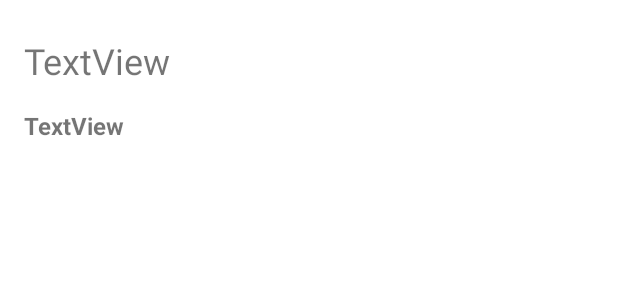
After one commit to fummicc1-lit/AndroidSearchViewSample, an Android app: the layout item_qiita.xml on its own in the app's theme, with its tools: preview values and no code run, on a phone screen of 412 x 824 dp. The commit adds this screen. Shown: the top 300 px of the screen. Run offline under Robolectric (Android 15) with nearby library versions, the phone set to English and light mode, and no system bars.

Commit message:
feat: searchView

```diff
--- a/app/build.gradle
+++ b/app/build.gradle
@@ -1,6 +1,7 @@
 plugins {
     id 'com.android.application'
     id 'kotlin-android'
+    id 'kotlin-kapt'
 }
 
 android {
@@ -22,6 +23,10 @@ android {
             minifyEnabled false
             proguardFiles getDefaultProguardFile('proguard-android-optimize.txt'), 'proguard-rules.pro'
         }
+    }
+
+    buildFeatures {
+        dataBinding true
     }
     compileOptions {
         sourceCompatibility JavaVersion.VERSION_1_8
@@ -53,4 +58,5 @@ dependencies {
 
     // Coroutines
     implementation 'org.jetbrains.kotlinx:kotlinx-coroutines-core:1.4.2'
+    implementation 'org.jetbrains.kotlinx:kotlinx-coroutines-android:1.4.2'
 }
--- a/app/src/main/java/dev/fummicc1/lit/androidsearchviewsample/DatabaseTable.kt
+++ /dev/null
@@ -1,6 +0,0 @@
-package dev.fummicc1.lit.androidsearchviewsample
-
-import android.content.Context
-
-class DatabaseTable(context: Context) {
-}
--- /dev/null
+++ b/app/src/main/res/layout/item_qiita.xml
@@ -0,0 +1,34 @@
+<?xml version="1.0" encoding="utf-8"?>
+<androidx.constraintlayout.widget.ConstraintLayout
+    xmlns:android="http://schemas.android.com/apk/res/android"
+    xmlns:app="http://schemas.android.com/apk/res-auto"
+    xmlns:tools="http://schemas.android.com/tools"
+    android:layout_width="match_parent"
+    android:layout_height="match_parent">
+
+    <TextView
+        android:id="@+id/titleTextView"
+        android:layout_width="0dp"
+        android:layout_height="wrap_content"
+        android:layout_marginStart="16dp"
+        android:layout_marginTop="24dp"
+        android:layout_marginEnd="16dp"
+        android:text="TextView"
+        android:textSize="24sp"
+        app:layout_constraintEnd_toEndOf="parent"
+        app:layout_constraintStart_toStartOf="parent"
+        app:layout_constraintTop_toTopOf="parent" />
+
+    <TextView
+        android:id="@+id/bodyTextView"
+        android:layout_width="0dp"
+        android:layout_height="0dp"
+        android:layout_marginTop="16dp"
+        android:text="TextView"
+        android:textSize="16sp"
+        android:textStyle="bold"
+        app:layout_constraintBottom_toBottomOf="parent"
+        app:layout_constraintEnd_toEndOf="@+id/titleTextView"
+        app:layout_constraintStart_toStartOf="@+id/titleTextView"
+        app:layout_constraintTop_toBottomOf="@+id/titleTextView" />
+</androidx.constraintlayout.widget.ConstraintLayout>
--- a/app/src/main/res/xml/searchable.xml
+++ /dev/null
@@ -1,5 +0,0 @@
-<?xml version="1.0" encoding="utf-8"?>
-
-<searchable xmlns:android="http://schemas.android.com/apk/res/android"
-    android:label="@string/app_name"
-    android:hint="@string/search_hint" />
```
Also changed, not shown: app/src/main/AndroidManifest.xml (+3 -9 lines), app/src/main/java/dev/fummicc1/lit/androidsearchviewsample/MainActivity.kt (+44 -7 lines), app/src/main/java/dev/fummicc1/lit/androidsearchviewsample/QiitaRecyclerViewAdapter.kt (added, +38 -0 lines), app/src/main/java/dev/fummicc1/lit/androidsearchviewsample/SearchResultsActivity.kt (deleted, +0 -48 lines), app/src/main/res/layout/activity_main.xml (+10 -9 lines), app/src/main/res/layout/activity_search_results.xml (deleted, +0 -9 lines).
